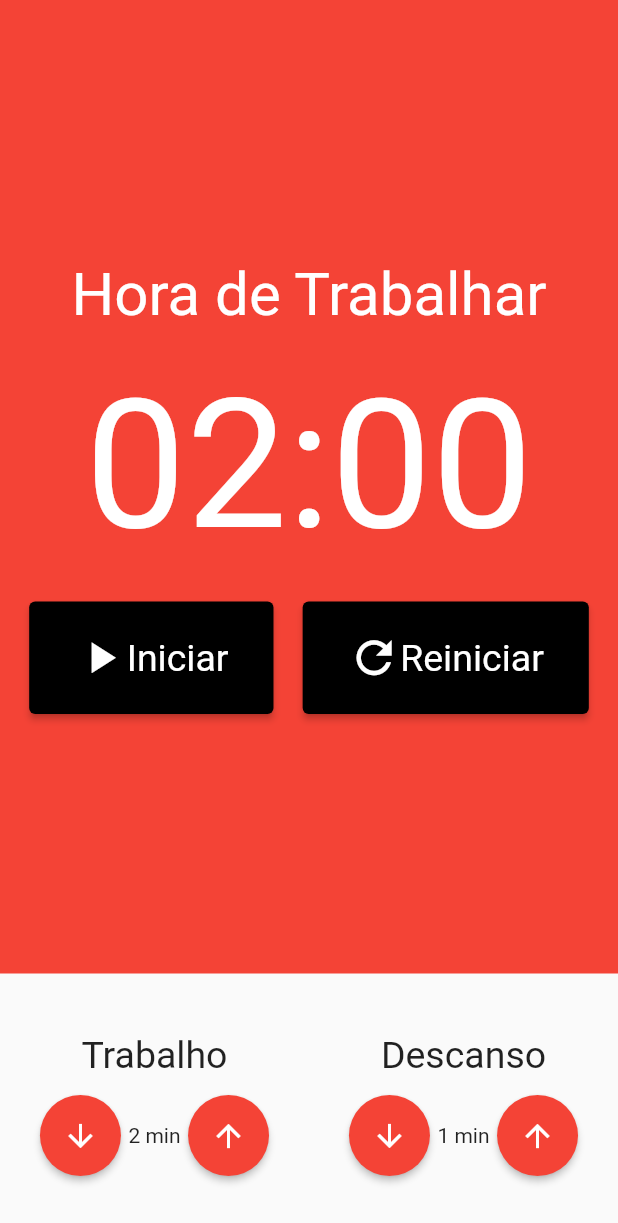
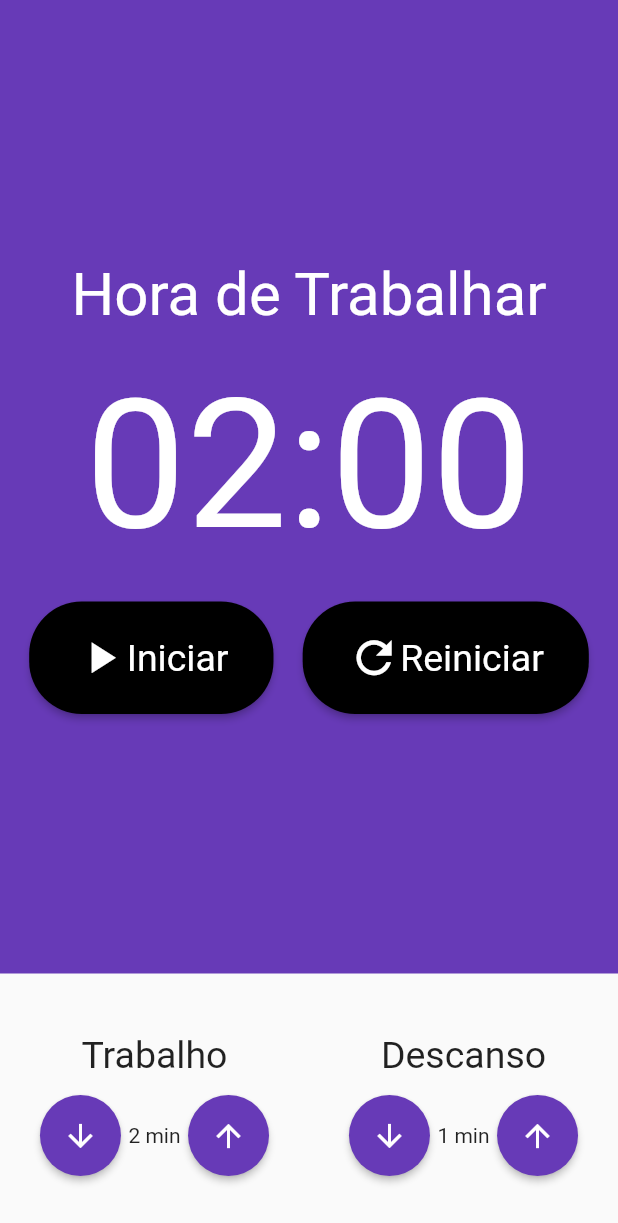
Before and after one commit to danilovalerio/pomodor_tech_work, a Flutter app: the screen it shows after launch, on a phone screen of 412 x 824 dp. Shown: the top 1223 px of the screen. Run offline on Flutter 3.47's test engine with Material 2 defaults, Android fonts, the phone set to English and light mode, and no system bars; our stand-ins replace flutter_mobx, mobx; generated files the repository leaves out were written again.

Commit message:
ajustes visuais do app

```diff
--- a/lib/components/cronometro.dart
+++ b/lib/components/cronometro.dart
@@ -2,6 +2,7 @@ import 'package:flutter/material.dart';
 import 'package:flutter_mobx/flutter_mobx.dart';
 import 'package:pomodor_tech_work/components/cronometro_botao.dart';
 import 'package:pomodor_tech_work/store/pomodoro.store.dart';
+import 'package:pomodor_tech_work/utils/paleta_cores.dart';
 import 'package:provider/provider.dart';
 
 class Cronometro extends StatelessWidget {
@@ -11,11 +12,14 @@ class Cronometro extends StatelessWidget {
 
   @override
   Widget build(BuildContext context) {
-
     store = Provider.of<PomodoroStore>(context);
 
-    return Observer(builder: (_) => Container(
-        color: store!.estaTrabalhando() ? Colors.red : Colors.green,
+    return Observer(
+      builder: (_) => Container(
+        color:
+            store!.estaTrabalhando()
+                ? PaleCores.atividade
+                : PaleCores.descanso,
         child: Column(
           mainAxisAlignment: MainAxisAlignment.center,
           children: [
--- a/lib/components/cronometro_botao.dart
+++ b/lib/components/cronometro_botao.dart
@@ -17,6 +17,9 @@ class CronometroBotao extends StatelessWidget {
     return ElevatedButton(
       style: ElevatedButton.styleFrom(
         primary: Colors.black,
+        shape: RoundedRectangleBorder(
+          borderRadius: BorderRadius.circular(35)
+        ),
         padding: EdgeInsets.symmetric(
           horizontal: 30,
           vertical: 20,
--- a/lib/components/entrada_tempo.dart
+++ b/lib/components/entrada_tempo.dart
@@ -1,5 +1,6 @@
 import 'package:flutter/material.dart';
 import 'package:pomodor_tech_work/store/pomodoro.store.dart';
+import 'package:pomodor_tech_work/utils/paleta_cores.dart';
 
 final store = PomodoroStore();
 
@@ -46,7 +47,7 @@ class EntradaTempo extends StatelessWidget {
               style: ElevatedButton.styleFrom(
                 shape: CircleBorder(),
                 padding: EdgeInsets.all(15),
-                primary: store.estaTrabalhando() ? Colors.red : Colors.green,
+                primary: store.estaTrabalhando() ? PaleCores.atividade : PaleCores.descanso,
               ),
             ),
             Text(
@@ -61,7 +62,7 @@ class EntradaTempo extends StatelessWidget {
               style: ElevatedButton.styleFrom(
                 shape: CircleBorder(),
                 padding: EdgeInsets.all(15),
-                primary: store.estaTrabalhando() ? Colors.red : Colors.green,
+                primary: store.estaTrabalhando() ? PaleCores.atividade : PaleCores.descanso,
               ),
             ),
           ],
--- a/lib/pages/pomodoro_page.dart
+++ b/lib/pages/pomodoro_page.dart
@@ -11,8 +11,6 @@ class Pomodoro extends StatelessWidget {
 
   @override
   Widget build(BuildContext context) {
-    // final store = PomodoroStore();
-    // print(store.tempoTrabalho.toString());
     final store = Provider.of<PomodoroStore>(context);
 
     return Scaffold(
--- /dev/null
+++ b/lib/utils/paleta_cores.dart
@@ -0,0 +1,14 @@
+import 'package:flutter/material.dart';
+
+class PaleCores {
+  static const Color descanso = Colors.green;
+  static const Color atividade = Colors.deepPurple;
+
+  static const LinearGradient degradeStory =
+  LinearGradient(
+      begin: Alignment.topCenter, //posicao da primeira cor
+      end: Alignment.bottomCenter,
+      colors: [Colors.transparent, Colors.black54]
+    // colors: [Colors.orange, Colors.red]
+  );
+}
```
